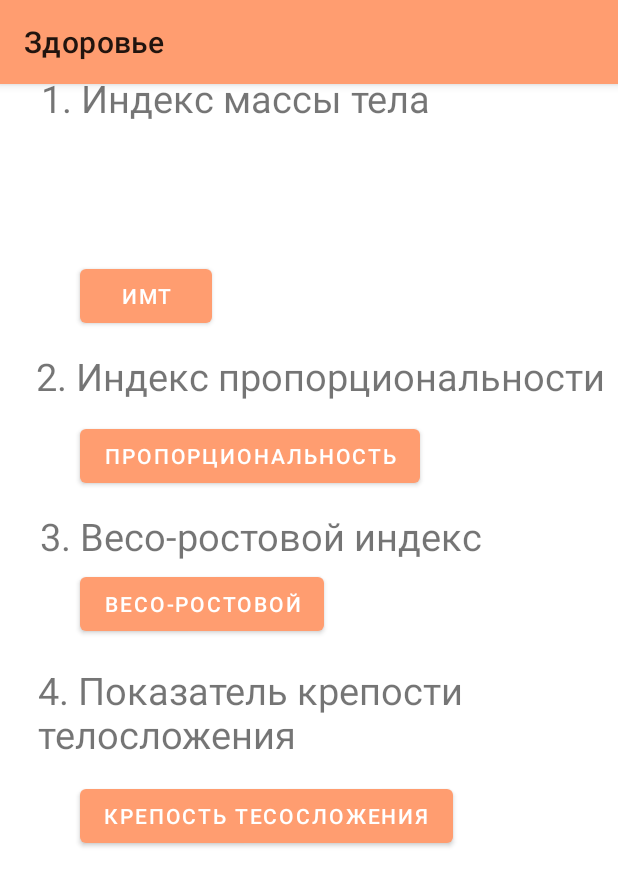
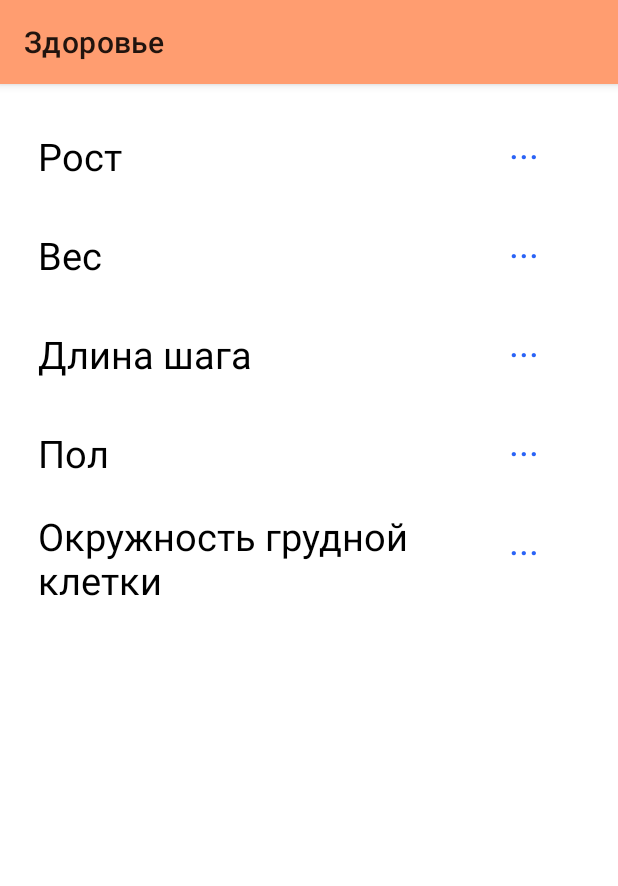
Before and after one commit to rikkewy/GPS_tracker, an Android app: the Health screen opened directly, with no data from a screen before it, on a phone screen of 412 x 824 dp. Shown: the top 886 px of the screen. Run offline under Robolectric (Android 15) with nearby library versions, the phone set to English and light mode, and no system bars; libraries missing offline, so code that uses them is left out: com.yandex.mapkit, com.yandex.runtime; Roboto replaces fonts that are not available here.

Commit message:
Пока ничего не работает, просто коммит

```diff
--- a/app/src/main/java/com/example/gpstracker/Health.java
+++ b/app/src/main/java/com/example/gpstracker/Health.java
@@ -1,13 +1,22 @@
 package com.example.gpstracker;
 
 import android.annotation.SuppressLint;
+import android.content.DialogInterface;
 import android.content.Intent;
+import android.graphics.Canvas;
+import android.graphics.ColorFilter;
+import android.graphics.drawable.AdaptiveIconDrawable;
+import android.graphics.drawable.Drawable;
 import android.os.Bundle;
 import android.view.View;
+import android.widget.ArrayAdapter;
 import android.widget.Button;
 import android.widget.TextView;
 
 import androidx.activity.EdgeToEdge;
+import androidx.annotation.NonNull;
+import androidx.annotation.Nullable;
+import androidx.appcompat.app.AlertDialog;
 import androidx.appcompat.app.AppCompatActivity;
 import androidx.core.graphics.Insets;
 import androidx.core.view.ViewCompat;
@@ -15,14 +24,11 @@ import androidx.core.view.WindowInsetsCompat;
 import androidx.recyclerview.widget.RecyclerView;
 
 public class Health extends AppCompatActivity {
-    private TextView massa;
-    private TextView proportion;
-    private TextView weight;
-    private TextView strenght;
-    private Button btn_massa;
-    private Button btn_proportion;
-    private Button btn_weight;
-    private Button btn_strenght;
+    private TextView rost;
+    private TextView wes;
+    private TextView long_of_step;
+    private TextView gender;
+    private TextView circ_of_chest;
 
     @SuppressLint("MissingInflatedId")
     @Override
@@ -30,45 +36,66 @@ public class Health extends AppCompatActivity {
         super.onCreate(savedInstanceState);
         EdgeToEdge.enable(this);
         setContentView(R.layout.activity_health);
-        // ViewCompat.setOnApplyWindowInsetsListener(findViewById(R.id.main), (v, insets) -> {
-        //Insets systemBars = insets.getInsets(WindowInsetsCompat.Type.systemBars());
-        //  v.setPadding(systemBars.left, systemBars.top, systemBars.right, systemBars.bottom);
-        //  return insets;
-        // });
-        massa = findViewById(R.id.massa);
-        proportion = findViewById(R.id.proportion);
-        weight = findViewById(R.id.weight);
-        strenght = findViewById(R.id.strength);
-        btn_massa = findViewById(R.id.btn_massa);
-        btn_proportion = findViewById(R.id.btn_proportion);
-        btn_weight = findViewById(R.id.btn_weight);
-        btn_strenght = findViewById(R.id.btn_strength);
-        btn_massa.setOnClickListener(new View.OnClickListener() {
+        ViewCompat.setOnApplyWindowInsetsListener(findViewById(R.id.main), (v, insets) -> {
+            Insets systemBars = insets.getInsets(WindowInsetsCompat.Type.systemBars());
+            v.setPadding(systemBars.left, systemBars.top, systemBars.right, systemBars.bottom);
+            return insets;
+        });
+
+        rost = findViewById(R.id.your_height);
+        wes = findViewById(R.id.your_weight);
+        long_of_step = findViewById(R.id.your_step);
+        gender = findViewById(R.id.your_gender);
+        circ_of_chest = findViewById(R.id.your_chest);
+
+        rost.setOnClickListener(new View.OnClickListener() {
             @Override
             public void onClick(View v) {
-                Intent switcher = new Intent(Health.this, IndexMassa.class);
-                Health.this.startActivity(switcher);
+                AlertDialog.Builder builderSingle = new AlertDialog.Builder(Health.this);
+                builderSingle.setTitle("Select One Name:-");
+
+                final ArrayAdapter<String> arrayAdapter = new ArrayAdapter<String>(Health.this, android.R.layout.select_dialog_singlechoice);
+                arrayAdapter.add("Hardik");
+                arrayAdapter.add("Archit");
+                arrayAdapter.add("Jignesh");
+                arrayAdapter.add("Umang");
+                arrayAdapter.add("Gatti");
+                arrayAdapter.add("hdhdhd");
+                arrayAdapter.add("dff");
+                arrayAdapter.add("dff");
+                arrayAdapter.add("dff");
+                arrayAdapter.add("dff");
+                arrayAdapter.add("dff");
+                arrayAdapter.add("dff");
+                arrayAdapter.add("dff");
+                arrayAdapter.add("dff");
+                arrayAdapter.add("dff");
+
+                builderSingle.setNegativeButton("cancel", new DialogInterface.OnClickListener() {
+                    @Override
+                    public void onClick(DialogInterface dialog, int which) {
+                        dialog.dismiss();
                     }
                 });
-        btn_proportion.setOnClickListener(new View.OnClickListener() {
+
+                builderSingle.setAdapter(arrayAdapter, new DialogInterface.OnClickListener() {
                     @Override
-            public void onClick(View v) {
-                Intent switcher = new Intent(Health.this, IndexPropartion.class);
-                Health.this.startActivity(switcher);
+                    public void onClick(DialogInterface dialog, int which) {
+                        String strName = arrayAdapter.getItem(which);
+                        AlertDialog.Builder builderInner = new AlertDialog.Builder(Health.this);
+                        builderInner.setMessage(strName);
+                        builderInner.setTitle("Your Selected Item is");
+                        builderInner.setPositiveButton("Ok", new DialogInterface.OnClickListener() {
+                            @Override
+                            public void onClick(DialogInterface dialog,int which) {
+                                dialog.dismiss();
                             }
                         });
-        btn_weight.setOnClickListener(new View.OnClickListener() {
-            @Override
-            public void onClick(View v) {
-                Intent switcher = new Intent(Health.this, Index_Weight_height.class);
-                Health.this.startActivity(switcher);
+                        builderInner.show();
                     }
                 });
-        btn_strenght.setOnClickListener(new View.OnClickListener() {
-            @Override
-            public void onClick(View v) {
-                Intent switcher = new Intent(Health.this, Index_strenght.class);
-                Health.this.startActivity(switcher);
+                builderSingle.show();
+
             }
         });
     }
--- a/app/src/main/res/layout/activity_health.xml
+++ b/app/src/main/res/layout/activity_health.xml
@@ -1,5 +1,5 @@
 <?xml version="1.0" encoding="utf-8"?>
-<androidx.constraintlayout.widget.ConstraintLayout xmlns:android="http://schemas.android.com/apk/res/android"
+<RelativeLayout xmlns:android="http://schemas.android.com/apk/res/android"
     xmlns:app="http://schemas.android.com/apk/res-auto"
     xmlns:tools="http://schemas.android.com/tools"
     android:id="@+id/main"
@@ -7,106 +7,142 @@
     android:layout_height="match_parent"
     tools:context=".Health">
 
+    <LinearLayout
+        android:id="@+id/linear_height"
+        android:layout_width="match_parent"
+        android:layout_height="wrap_content"
+        android:orientation="horizontal"
+        android:layout_marginTop="20dp">
 
         <TextView
-       android:id="@+id/massa"
-       android:layout_width="284dp"
-       android:layout_height="38dp"
-       android:layout_marginTop="48dp"
-       android:text="1. Индекс массы тела"
-       android:textSize="25dp"
-       app:layout_constraintBottom_toTopOf="@+id/btn_massa"
-       app:layout_constraintEnd_toEndOf="parent"
-       app:layout_constraintHorizontal_bias="0.212"
-       app:layout_constraintStart_toStartOf="parent"
-       app:layout_constraintTop_toTopOf="parent"
-       app:layout_constraintVertical_bias="0.0"
-       tools:ignore="MissingConstraints" />
+            android:layout_width="265dp"
+            android:layout_height="40dp"
+            android:layout_marginStart="25dp"
+            android:layout_marginTop="8dp"
+            android:text="Рост"
+            android:textColor="@color/black"
+            android:textSize="25dp" />
 
         <TextView
-       android:id="@+id/proportion"
-       android:layout_width="wrap_content"
+            android:id="@+id/your_height"
+            android:layout_width="117dp"
+            android:layout_height="40dp"
+            android:gravity="center"
+            android:text="..."
+            android:textColor="@color/blue"
+            android:textSize="25dp" />
+    </LinearLayout>
+
+    <LinearLayout
+        android:id="@+id/linear_weight"
+        android:layout_width="match_parent"
         android:layout_height="wrap_content"
-       android:layout_marginBottom="12dp"
-       android:text="2. Индекс пропорциональности"
-       android:textSize="25dp"
-       app:layout_constraintBottom_toTopOf="@+id/btn_proportion"
-       app:layout_constraintEnd_toEndOf="parent"
-       app:layout_constraintHorizontal_bias="0.742"
-       app:layout_constraintStart_toStartOf="parent"
-       tools:ignore="MissingConstraints" />
+        android:orientation="horizontal"
+        android:layout_below="@+id/linear_height"
+        android:layout_marginTop="18dp">
 
         <TextView
-       android:id="@+id/weight"
-       android:layout_width="wrap_content"
-       android:layout_height="wrap_content"
-       android:layout_marginBottom="4dp"
-       android:text="3. Весо-ростовой индекс"
-       android:textSize="25dp"
-       app:layout_constraintBottom_toTopOf="@+id/btn_weight"
-       app:layout_constraintEnd_toEndOf="parent"
-       app:layout_constraintHorizontal_bias="0.228"
-       app:layout_constraintStart_toStartOf="parent"
-       tools:ignore="MissingConstraints" />
+            android:layout_width="265dp"
+            android:layout_height="40dp"
+            android:layout_marginStart="25dp"
+            android:layout_marginTop="8dp"
+            android:text="Вес"
+            android:textColor="@color/black"
+            android:textSize="25dp" />
 
         <TextView
-       android:id="@+id/strength"
-       android:layout_width="383dp"
-       android:layout_height="61dp"
-       android:layout_marginBottom="16dp"
-       android:text="4. Показатель крепости телосложения"
-       android:textSize="25dp"
-       app:layout_constraintBottom_toTopOf="@+id/btn_strength"
-       app:layout_constraintEnd_toEndOf="parent"
-       app:layout_constraintHorizontal_bias="0.892"
-       app:layout_constraintStart_toStartOf="parent"
-       tools:ignore="MissingConstraints" />
+            android:id="@+id/your_weight"
+            android:layout_width="117dp"
+            android:layout_height="40dp"
+            android:gravity="center"
+            android:text="..."
+            android:textColor="@color/blue"
+            android:textSize="25dp" />
+    </LinearLayout>
 
-   <Button
-       android:id="@+id/btn_massa"
-       android:layout_width="wrap_content"
+    <LinearLayout
+        android:id="@+id/linear_long_of_step"
+        android:layout_width="match_parent"
         android:layout_height="wrap_content"
-       android:layout_marginBottom="12dp"
-       android:text="имт"
-       app:layout_constraintBottom_toTopOf="@+id/proportion"
-       app:layout_constraintEnd_toEndOf="parent"
-       app:layout_constraintHorizontal_bias="0.164"
-       app:layout_constraintStart_toStartOf="parent"
-       tools:ignore="MissingConstraints" />
+        android:orientation="horizontal"
+        android:layout_below="@+id/linear_weight"
+        android:layout_marginTop="18dp">
 
-   <Button
-       android:id="@+id/btn_proportion"
-       android:layout_width="wrap_content"
+        <TextView
+            android:layout_width="265dp"
+            android:layout_height="40dp"
+            android:layout_marginStart="25dp"
+            android:layout_marginTop="8dp"
+            android:text="Длина шага"
+            android:textColor="@color/black"
+            android:textSize="25dp" />
+
+        <TextView
+            android:id="@+id/your_step"
+            android:layout_width="117dp"
+            android:layout_height="40dp"
+            android:layout_marginEnd="14dp"
+            android:gravity="center"
+            android:text="..."
+            android:textColor="@color/blue"
+            android:textSize="25dp" />
+    </LinearLayout>
+
+    <LinearLayout
+        android:id="@+id/linear_gender"
+        android:layout_width="match_parent"
         android:layout_height="wrap_content"
-       android:layout_marginBottom="12dp"
-       android:text="пропорциональность"
-       app:layout_constraintBottom_toTopOf="@+id/weight"
-       app:layout_constraintEnd_toEndOf="parent"
-       app:layout_constraintHorizontal_bias="0.286"
-       app:layout_constraintStart_toStartOf="parent"
-       tools:ignore="MissingConstraints" />
+        android:orientation="horizontal"
+        android:layout_below="@+id/linear_long_of_step"
+        android:layout_marginTop="18dp">
 
-   <Button
-       android:id="@+id/btn_weight"
-       android:layout_width="wrap_content"
+        <TextView
+            android:layout_width="265dp"
+            android:layout_height="40dp"
+            android:layout_marginStart="25dp"
+            android:layout_marginTop="8dp"
+            android:text="Пол"
+            android:textColor="@color/black"
+            android:textSize="25dp" />
+
+        <TextView
+            android:id="@+id/your_gender"
+            android:layout_width="117dp"
+            android:layout_height="40dp"
+            android:layout_marginEnd="14dp"
+            android:gravity="center"
+            android:text="..."
+            android:textColor="@color/blue"
+            android:textSize="25dp" />
+    </LinearLayout>
+
+    <LinearLayout
+        android:id="@+id/linear_circ_of_chest"
+        android:layout_width="match_parent"
         android:layout_height="wrap_content"
-       android:layout_marginBottom="16dp"
-       android:text="весо-ростовой"
-       app:layout_constraintBottom_toTopOf="@+id/strength"
-       app:layout_constraintEnd_toEndOf="parent"
-       app:layout_constraintHorizontal_bias="0.213"
-       app:layout_constraintStart_toStartOf="parent"
-       tools:ignore="MissingConstraints" />
+        android:orientation="horizontal"
+        android:layout_below="@+id/linear_gender"
+        android:layout_marginTop="18dp">
 
-   <Button
-       android:id="@+id/btn_strength"
-       android:layout_width="wrap_content"
+        <TextView
+            android:layout_width="265dp"
             android:layout_height="wrap_content"
-       android:layout_marginBottom="256dp"
-       android:text="крепость тесосложения"
-       app:layout_constraintBottom_toBottomOf="parent"
-       app:layout_constraintEnd_toEndOf="parent"
-       app:layout_constraintHorizontal_bias="0.325"
-       app:layout_constraintStart_toStartOf="parent"
-       tools:ignore="MissingConstraints" />
-</androidx.constraintlayout.widget.ConstraintLayout>
+            android:layout_marginStart="25dp"
+            android:layout_marginTop="8dp"
+            android:text="Окружность грудной клетки"
+            android:textColor="@color/black"
+            android:layout_gravity="center_horizontal"
+            android:textSize="25dp" />
+
+        <TextView
+            android:id="@+id/your_chest"
+            android:layout_width="117dp"
+            android:layout_height="40dp"
+            android:layout_marginEnd="14dp"
+            android:gravity="center"
+            android:text="..."
+            android:textColor="@color/blue"
+            android:textSize="25dp" />
+    </LinearLayout>
+
+</RelativeLayout>
--- a/app/src/main/res/values/strings.xml
+++ b/app/src/main/res/values/strings.xml
@@ -4,6 +4,9 @@
     <string name="dialog_button">Готово</string>
     <string name="dialog_aft_training">Тренировка завершена!</string>
     <string name="zero_stopwatch">0:00:00</string>
+    <string name="longOfChest">Окружность грудной /n клетки</string>
     <!-- TODO: Remove or change this placeholder text -->
     <string name="hello_blank_fragment">Hello blank fragment</string>
+
+    <string name="proportion">Индекс пропорциональности позволяет определить тип грудной клетки</string>
 </resources>
```
Lines whose indentation alone changed are shown as unchanged.
